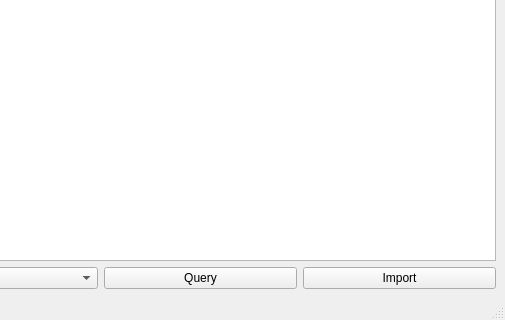
First picture: the form in ui/ui_main.ui, repository akanksha7/CineMate, before the edit; both pictures show x 304 to 809 and y 281 to 601 of the 809 by 601 pixel window.
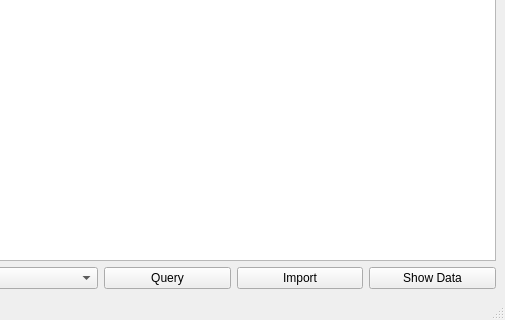
Second picture: the form after the edit.

Diff of the .ui file:
```diff
--- a/ui/ui_main.ui
+++ b/ui/ui_main.ui
@@ -43,6 +43,13 @@
           </property>
          </widget>
         </item>
+        <item>
+         <widget class="QPushButton" name="showDataset">
+          <property name="text">
+           <string>Show Data</string>
+          </property>
+         </widget>
+        </item>
        </layout>
       </item>
      </layout>
```
